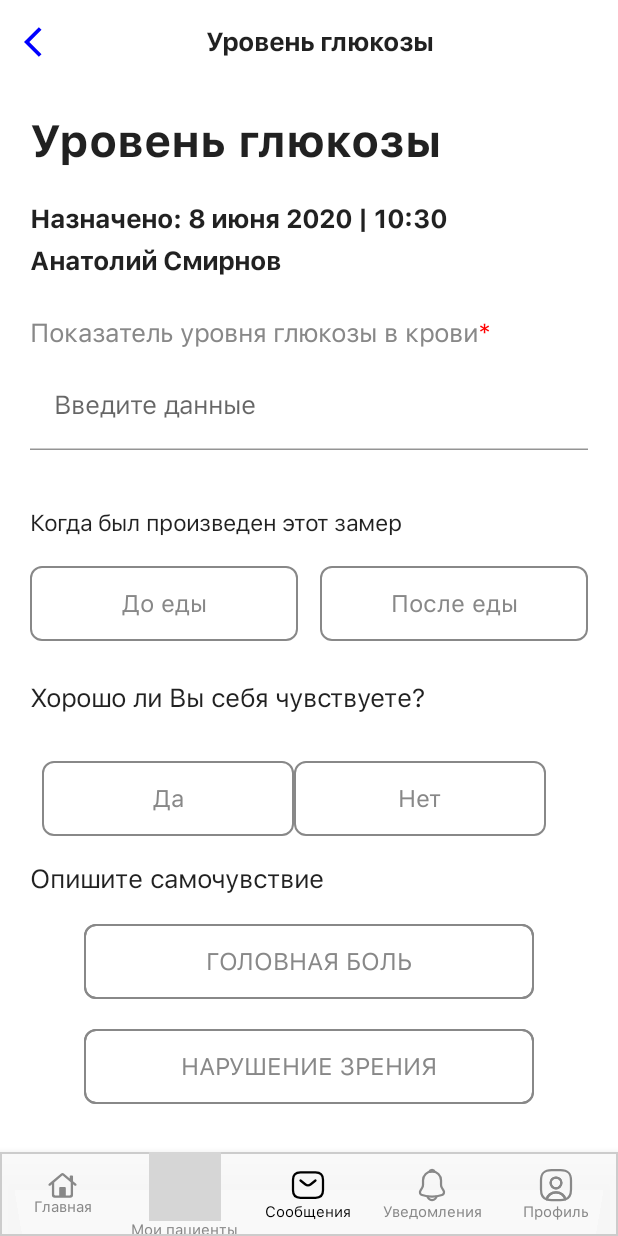
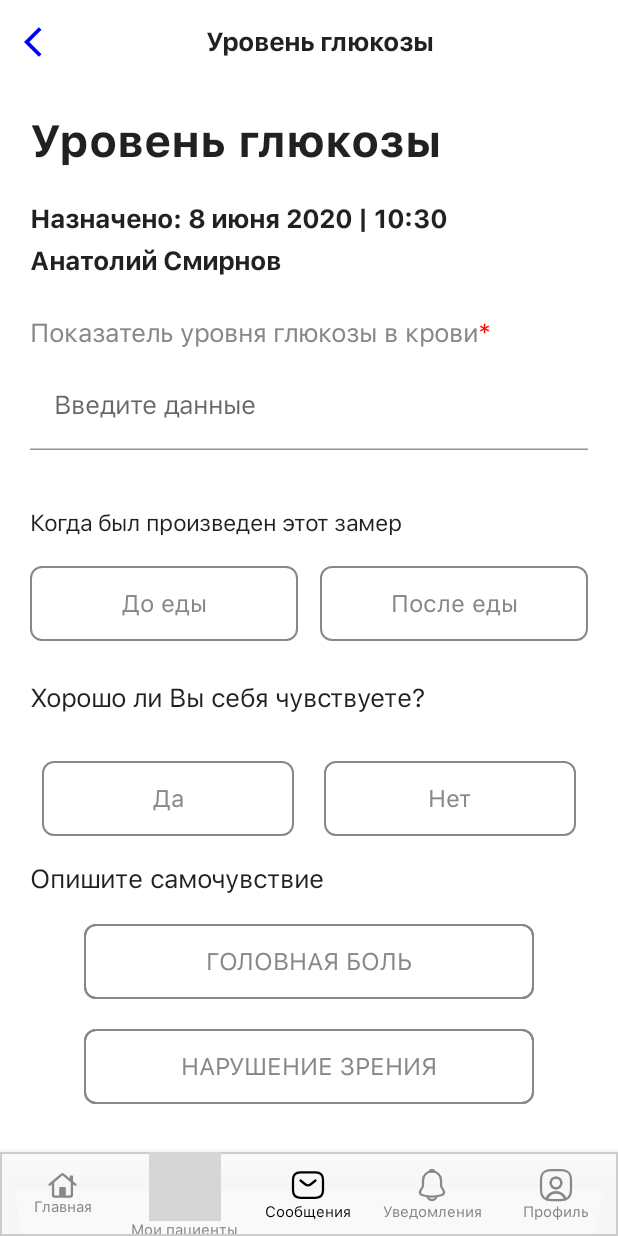
Before and after one commit to altron013/SauExpertTest, an Android app built with Jetpack Compose: the screen it shows after launch (MainActivity), item 3 of the bottom bar chosen, on a phone screen of 412 x 824 dp. Run offline under Robolectric (Android 15) with nearby library versions, the phone set to English and light mode, and no system bars; our stand-ins replace accompanist; 1 statement that could not run was skipped; grey boxes are pictures that could not be loaded.

Commit message:
well being screen changes

```diff
--- a/app/src/main/java/com/example/sauexpert/auth/LoginScreen.kt
+++ b/app/src/main/java/com/example/sauexpert/auth/LoginScreen.kt
@@ -170,7 +170,6 @@ fun LoginScreen() {
                         color = Red435B
                     )
                 }
-                Spacer(modifier = Modifier.size(180.dp))
             }
         }
     }
--- a/app/src/main/java/com/example/sauexpert/ui/theme/Color.kt
+++ b/app/src/main/java/com/example/sauexpert/ui/theme/Color.kt
@@ -1,8 +1,6 @@
 package com.example.sauexpert.ui.theme
 
 import androidx.compose.ui.graphics.Color
-
-
 
 val BlackAccent = Color(0xFF031A33)
 val RedAccent = Color(0xFFFF4141)
@@ -22,3 +20,6 @@ val Red4141=Color(0xFFFF4141)
 
 val Green34C759=Color(0xFF34C759)
 val Green57C3A7=Color(0xFF57C3A7)
+
+
+val Blue007AFF=Color(0xFF007AFF)
--- a/app/src/main/java/com/example/sauexpert/well_being/GlucoseLevel.kt
+++ b/app/src/main/java/com/example/sauexpert/well_being/GlucoseLevel.kt
@@ -1,9 +1,6 @@
 package com.example.sauexpert.well_being
 
-import androidx.compose.foundation.layout.Column
-import androidx.compose.foundation.layout.Row
-import androidx.compose.foundation.layout.Spacer
-import androidx.compose.foundation.layout.padding
+import androidx.compose.foundation.layout.*
 import androidx.compose.foundation.rememberScrollState
 import androidx.compose.foundation.verticalScroll
 import androidx.compose.material.ButtonDefaults
@@ -17,6 +14,7 @@ import androidx.compose.ui.text.input.TextFieldValue
 import androidx.compose.ui.unit.dp
 import androidx.compose.ui.unit.sp
 import com.example.sauexpert.R
+import com.example.sauexpert.bracelet_indicator.customDialogModifier
 import com.example.sauexpert.ui.theme.Green57C3A7
 import com.example.sauexpert.widgets.compose.Toolbars.MainToolbar
 import com.example.sauexpert.widgets.compose.buttons.OutlinedMainButton
@@ -73,7 +71,6 @@ fun GlucoseLevelScreen() {
     }
 }
 
-
 @Composable
 fun GlucoseIndicatorForm() {
     var selectedOption by remember {
@@ -87,50 +84,52 @@ fun GlucoseIndicatorForm() {
     Spacer(Modifier.padding(10.dp))
     Text(text = stringResource(id = R.string.when_measurement_was_taken), fontSize = 15.sp)
     Spacer(Modifier.padding(10.dp))
-    Row {
+    Row(Modifier.fillMaxWidth()){
+        ColoredOutlineButton(
+            "До еды",
+            onSelectionChange = onSelectionChange,
+            selectedOption = selectedOption,
+            modifier = Modifier
+                .weight(0.5f)
+        )
+        Spacer(modifier = Modifier.padding(7.dp))
+        ColoredOutlineButton(
+            "После еды",
+            onSelectionChange = onSelectionChange,
+            selectedOption = selectedOption,
+            modifier = Modifier.weight(0.5f)
+        )
+    }
+}
+
+@Composable
+fun ColoredOutlineButton(
+    text: String,
+    onSelectionChange: (String) -> Unit,
+    selectedOption: String,
+    modifier: Modifier
+) {
     OutlinedMainButton(
-            text = "До еды",
+        text = text,
         onClick = {
-                onSelectionChange("До еды")
+            if (onSelectionChange != null) {
+                onSelectionChange(text)
+            }
         },
+        modifier = modifier,
         enableState = true,
-            modifier = Modifier
-                .weight(0.5f),
         colors = ButtonDefaults.buttonColors(
-                backgroundColor = if ("До еды" == selectedOption) {
+            backgroundColor = if (text == selectedOption) {
                 Green57C3A7
             } else {
                 Color.Transparent
             },
-                contentColor = if ("До еды" == selectedOption) {
+            contentColor = if (text == selectedOption) {
                 Color.White
             } else {
                 Color.Gray
             },
+
         )
     )
-        Spacer(modifier = Modifier.padding(7.dp))
-        OutlinedMainButton(
-            text = "После еды",
-            onClick = {
-                onSelectionChange("После еды")
-            },
-            enableState = true,
-            modifier = Modifier
-                .weight(0.5f),
-            colors = ButtonDefaults.buttonColors(
-                backgroundColor = if ("После еды" == selectedOption) {
-                    Green57C3A7
-                } else {
-                    Color.Transparent
-                },
-                contentColor = if ("После еды" == selectedOption) {
-                    Color.White
-                } else {
-                    Color.Gray
-                },
-            )
-
-        )
 }
-}
--- a/app/src/main/java/com/example/sauexpert/well_being/WellBeing.kt
+++ b/app/src/main/java/com/example/sauexpert/well_being/WellBeing.kt
@@ -54,7 +54,6 @@ fun WellBeingScreen() {
                 onClick = { /*TODO*/ },
                 enableState = false
             )
-            Spacer(Modifier.padding(40.dp))
         }
     }
 }
--- a/app/src/main/java/com/example/sauexpert/well_being/WellBeingDescription.kt
+++ b/app/src/main/java/com/example/sauexpert/well_being/WellBeingDescription.kt
@@ -50,8 +50,6 @@ fun WellBeingDescription() {
             WellBeingCheck()
             Spacer(Modifier.padding(5.dp))
             DefineWellBeing()
-            Spacer(Modifier.padding(30.dp))
-
         }
     }
 }
@@ -161,7 +159,71 @@ fun WellBeingCheck() {
             .fillMaxWidth()
             .padding(8.dp)
     ) {
-        options.forEach { text ->
+
+        OutlinedMainButton(
+            text = "Да",
+            onClick = {
+                onSelectionChange("Да")
+            },
+            enableState = true,
+            modifier = Modifier
+                .clickable {
+                    onSelectionChange("Да")
+                }
+                .weight(0.5f)
+                .border(
+                    border = BorderStroke(
+                        width = 1.dp,
+                        color =
+                        if ("Да" == selectedOption) {
+                            Color.Red
+                        } else {
+                            Color.Transparent
+                        },
+                    ),
+                    shape = RoundedCornerShape(
+                        size = 8.dp,
+                    )
+                )
+        )
+        Spacer(modifier = Modifier.padding(10.dp))
+        OutlinedMainButton(
+            text = "Нет",
+            onClick = {
+                onSelectionChange("Нет")
+            },
+            enableState = true,
+            modifier = Modifier
+                .clickable {
+                    onSelectionChange("Нет")
+                }
+                .weight(0.5f)
+                .border(
+                    border = BorderStroke(
+                        width = 1.dp,
+                        color =
+                        if ("Нет" == selectedOption) {
+                            Color.Red
+                        } else {
+                            Color.Transparent
+                        },
+                    ),
+                    shape = RoundedCornerShape(
+                        size = 8.dp,
+                    )
+                )
+        )
+    }
+
+}
+
+
+@Composable
+fun OutlinedActionButton(
+    text: String,
+    selectedOption: String,
+    onSelectionChange: (String) -> Unit
+) {
     OutlinedMainButton(
         text = text,
         onClick = {
@@ -172,7 +234,6 @@ fun WellBeingCheck() {
             .clickable {
                 onSelectionChange(text)
             }
-                    .weight(0.5f)
             .border(
                 border = BorderStroke(
                     width = 1.dp,
@@ -188,9 +249,6 @@ fun WellBeingCheck() {
                 )
             )
     )
-        }
-        Spacer(modifier = Modifier.padding(10.dp))
-    }
 }
 
 @Composable
```
Also changed, not shown: app/src/main/java/com/example/sauexpert/my_patients/MyPatients2.kt (+80 -192 lines), app/src/main/res/values/strings.xml (+0 -26 lines). Lines whose indentation alone changed are shown as unchanged.
